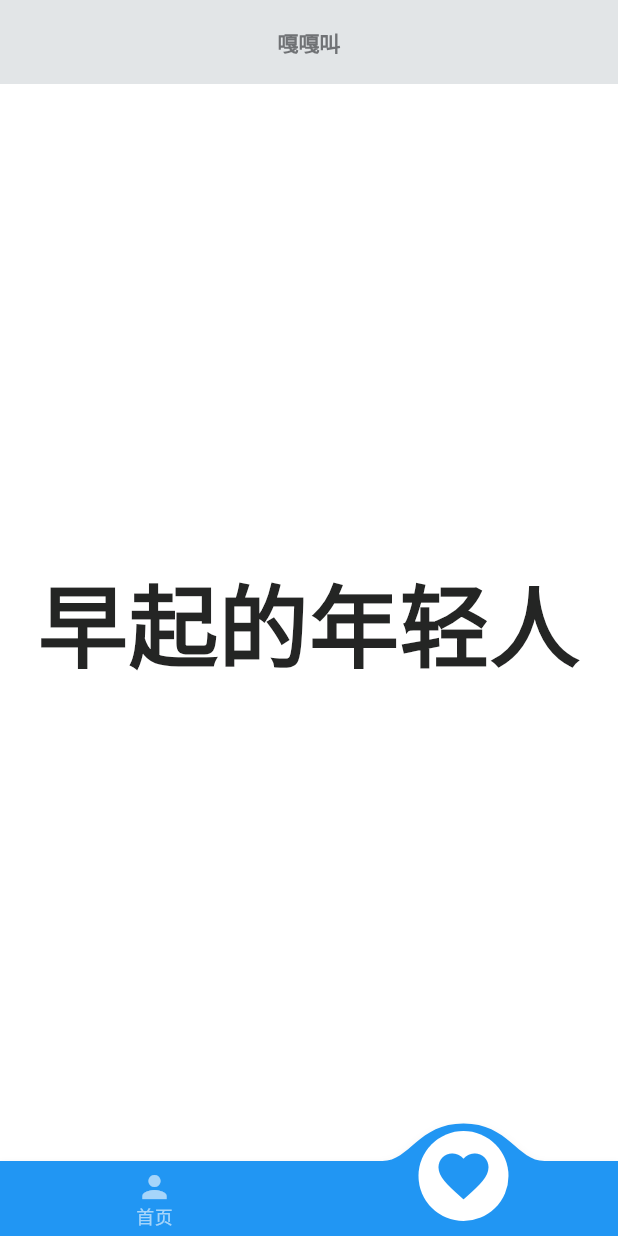
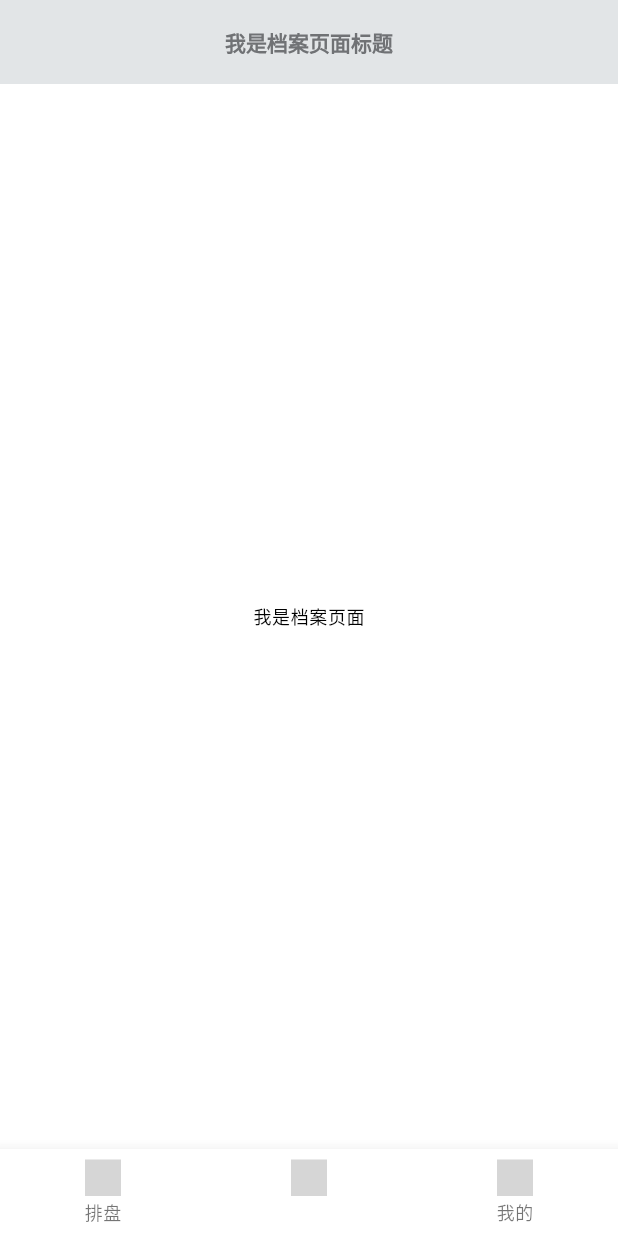
Before and after one commit to jianghui568/bazi-flutter, a Flutter app: the screen it shows after launch, item 2 of the bottom bar chosen, on a phone screen of 412 x 824 dp. Run offline on Flutter 3.47's test engine with Material 3 defaults, Android fonts, the phone set to English and light mode, and no system bars; drawn by our look-alikes of convex_bottom_bar; our stand-ins replace flutter_svg; grey boxes are pictures that could not be loaded.

Commit message:
review bottom bar

```diff
--- a/lib/app.dart
+++ b/lib/app.dart
@@ -1,8 +1,8 @@
-import 'package:bazi/page/HomePage.dart';
-import 'package:bazi/page/MyPage.dart';
+
+import 'package:bazi/page/index/IndexPage.dart';
 import 'package:convex_bottom_bar/convex_bottom_bar.dart';
 import 'package:flutter/material.dart';
-import 'package:bazi/common/theme.dart';
+import 'package:bazi/extention/theme/theme.dart';
 
 class App extends StatelessWidget {
   const App({super.key});
@@ -12,41 +12,41 @@ class App extends StatelessWidget {
     return MaterialApp(
       debugShowCheckedModeBanner: false,
       theme: appThemeData,
-      home: BottomTabBarController(),
+      home: IndexPage(),
     );
   }
 }
-
-class BottomTabBarController extends StatefulWidget {
-  @override
-  State<StatefulWidget> createState() {
-    return BottomTabBarControllerState();
-  }
-}
-
-/**
- * 配置底部导航页面
- */
-class BottomTabBarControllerState extends State<BottomTabBarController> {
-  int selectPageIndex = 0;
-  final pages = [HomePage(), MyPage()];
-
-  @override
-  Widget build(BuildContext context) {
-    return Scaffold(
-      body: pages[selectPageIndex],
-      bottomNavigationBar: ConvexAppBar(
-        items: [
-          TabItem(icon: Icons.person, title: '首页'),
-          TabItem(icon: Icons.favorite, title: '用户中心'),
-        ],
-        initialActiveIndex: selectPageIndex,
-        onTap: (int index) {
-          setState(() {
-            selectPageIndex = index;
-          });
-        },
-      ),
-    );
-  }
-}
+//
+// class BottomTabBarController extends StatefulWidget {
+//   @override
+//   State<StatefulWidget> createState() {
+//     return BottomTabBarControllerState();
+//   }
+// }
+//
+// /**
+//  * 配置底部导航页面
+//  */
+// class BottomTabBarControllerState extends State<BottomTabBarController> {
+//   int selectPageIndex = 0;
+//   final pages = [HomePage(), MyPage()];
+//
+//   @override
+//   Widget build(BuildContext context) {
+//     return Scaffold(
+//       body: pages[selectPageIndex],
+//       bottomNavigationBar: ConvexAppBar(
+//         items: [
+//           TabItem(icon: Icons.person, title: '首页'),
+//           TabItem(icon: Icons.favorite, title: '用户中心'),
+//         ],
+//         initialActiveIndex: selectPageIndex,
+//         onTap: (int index) {
+//           setState(() {
+//             selectPageIndex = index;
+//           });
+//         },
+//       ),
+//     );
+//   }
+// }
--- a/lib/page/HomePage.dart
+++ /dev/null
@@ -1,23 +0,0 @@
-import 'package:bazi/common/extention/extention_theme.dart';
-import 'package:bazi/widget/AppBarBuilder.dart';
-import 'package:flutter/material.dart';
-
-class HomePage extends StatefulWidget {
-  @override
-  _HomePageState createState() => _HomePageState();
-}
-
-class _HomePageState extends State<HomePage> {
-  @override
-  Widget build(BuildContext context) {
-    return Scaffold(
-      appBar: AppBarBuilder.build(context, '我是首页标题'),
-      body: Center(
-        child: Text(
-          '狗一样的',
-          style: Theme.of(context).bodyStyle,
-        ),
-      ),
-    );
-  }
-}
--- /dev/null
+++ b/lib/page/index/IndexPage.dart
@@ -0,0 +1,94 @@
+import 'package:bazi/widget/AppBarBuilder.dart';
+import 'package:flutter/material.dart';
+import 'package:bazi/extention/theme/theme.dart';
+import 'package:bazi/page/my/MyPage.dart';
+import 'package:bazi/page/pai/PaiPage.dart';
+import 'package:bazi/page/record/RecordPage.dart';
+import 'package:flutter_svg/flutter_svg.dart';
+
+
+
+class IndexPage extends StatefulWidget {
+
+  @override
+  _IndexPageState createState() => _IndexPageState();
+}
+
+class _IndexPageState extends State<IndexPage> {
+  final _bottomDataList = [
+    {'title':'排盘', 'icon':'images/bottom/pai.svg',},
+    {'title':'档案', 'icon':'images/bottom/pai.svg',},
+    {'title':'我的', 'icon':'images/bottom/pai.svg',},
+  ];
+  PageController _pageController = PageController();
+  int _currentIndex = 0;
+
+  @override
+  Widget build(BuildContext context) {
+
+    return Scaffold(
+        // 底部导航栏
+        bottomNavigationBar: BottomNavigationBar(
+            backgroundColor: Colors.white,
+            currentIndex: _currentIndex,
+            type: BottomNavigationBarType.fixed,
+            onTap: (index) {
+              if (mounted)
+                setState(() {
+                  _currentIndex = index;
+                });
+              _pageController.jumpToPage(index);
+            },
+            items: [
+              _generateBottomBarItem(0),
+              _generateBottomBarItem(1),
+              _generateBottomBarItem(2),
+            ]
+        ),
+        body: _currentPage(),
+
+        resizeToAvoidBottomInset: false,
+      );
+  }
+  // 底部导航对应的页面
+  Widget _currentPage() {
+    var _pages = [
+      PaiPage(),
+      RecordPage(),
+      MyPage(),
+    ];
+    return PageView.builder(
+        physics: NeverScrollableScrollPhysics(),
+        controller: _pageController,
+        itemCount: _pages.length,
+        itemBuilder: (context,index)=>_pages[index]
+    );
+  }
+
+  Widget _bottomIcon(path) {
+    return SvgPicture.asset(
+      'assets/icons/settings.svg', // 替换为你的SVG文件路径
+      height: 24,
+      width: 24,
+    );
+    return Padding(
+        padding: EdgeInsets.only(bottom: 4),
+        child: Image.asset(
+          path,
+          width: 25,
+          height: 25,
+          repeat:ImageRepeat.noRepeat,
+          fit: BoxFit.contain,
+          alignment: Alignment.center,
+        )
+    );
+  }
+
+  BottomNavigationBarItem _generateBottomBarItem(index) {
+    final bottomData = _bottomDataList[index];
+    return BottomNavigationBarItem(
+        label: bottomData['title']!,
+        icon: _bottomIcon(bottomData['icon']!)
+    );
+  }
+}
--- a/lib/page/MyPage.dart
+++ b/lib/page/my/MyPage.dart
@@ -10,10 +10,10 @@ class _MyPageState extends State<MyPage> {
   @override
   Widget build(BuildContext context) {
     return Scaffold(
-      appBar: AppBarBuilder.build(context, '嘎嘎叫'),
+      appBar: AppBarBuilder.build(context, '我的页面标题'),
       body: Center(
         child: Text(
-          '早起的年轻人',
+          '我的页面',
           style: TextStyle(fontSize: 60, fontWeight: FontWeight.bold),
         ),
       ),
--- /dev/null
+++ b/lib/page/pai/PaiPage.dart
@@ -0,0 +1,23 @@
+import 'package:bazi/extention/theme/extention_theme.dart';
+import 'package:bazi/widget/AppBarBuilder.dart';
+import 'package:flutter/material.dart';
+
+class PaiPage extends StatefulWidget {
+  @override
+  _PaiPageState createState() => _PaiPageState();
+}
+
+class _PaiPageState extends State<PaiPage> {
+  @override
+  Widget build(BuildContext context) {
+    return Scaffold(
+      appBar: AppBarBuilder.build(context, '我是排盘页面标题'),
+      body: Center(
+        child: Text(
+          '我是排盘页面',
+          style: Theme.of(context).bodyStyle,
+        ),
+      ),
+    );
+  }
+}
--- /dev/null
+++ b/lib/page/record/RecordPage.dart
@@ -0,0 +1,23 @@
+import 'package:bazi/extention/theme/extention_theme.dart';
+import 'package:bazi/widget/AppBarBuilder.dart';
+import 'package:flutter/material.dart';
+
+class RecordPage extends StatefulWidget {
+  @override
+  _RecordPageState createState() => _RecordPageState();
+}
+
+class _RecordPageState extends State<RecordPage> {
+  @override
+  Widget build(BuildContext context) {
+    return Scaffold(
+      appBar: AppBarBuilder.build(context, '我是档案页面标题'),
+      body: Center(
+        child: Text(
+          '我是档案页面',
+          style: Theme.of(context).bodyStyle,
+        ),
+      ),
+    );
+  }
+}
--- a/lib/router.dart
+++ /dev/null
@@ -1,19 +0,0 @@
-import 'package:bazi/page/HomePage.dart';
-import 'package:bazi/page/MyPage.dart';
-import 'package:flutter/material.dart';
-import 'package:go_router/go_router.dart';
-
-final GoRouter appRouter = GoRouter(routes: <RouteBase>[
-  GoRoute(
-    path: '/',
-    builder: (BuildContext context, GoRouterState state) {
-      return HomePage();
-    },
-  ),
-  GoRoute(
-    path: '/my',
-    builder: (BuildContext context, GoRouterState state) {
-      return MyPage();
-    },
-  ),
-]);
--- a/lib/widget/AppBarBuilder.dart
+++ b/lib/widget/AppBarBuilder.dart
@@ -1,5 +1,5 @@
 
-import 'package:bazi/common/extention/extention_theme.dart';
+import 'package:bazi/extention/theme/extention_theme.dart';
 import 'package:flutter/material.dart';
 
 class AppBarBuilder{
```
Also changed, not shown: pubspec.yaml (+3 -31 lines), images/bottom/pai.svg (added), lib/extention/theme/extention_theme.dart (renamed from lib/common/extention/extention_theme.dart), lib/extention/theme/theme.dart (renamed from lib/common/theme.dart), pubspec.lock, 1 other file.
